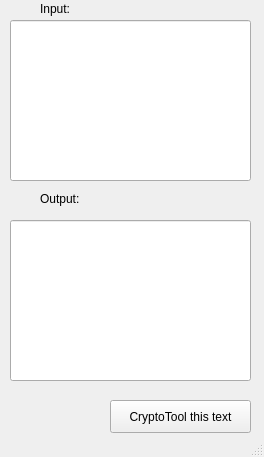
This is cryptotool.ui in haboh/CyberSecurityTool as Qt 5 draws it before an edit. The edited form follows.
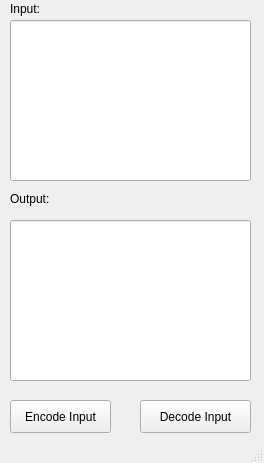
This is the edited form.

Commit message: QTDesigner Main window UI of CryptoTool

```diff
--- a/cryptotool.ui
+++ b/cryptotool.ui
@@ -7,7 +7,7 @@
     <x>0</x>
     <y>0</y>
     <width>264</width>
-    <height>457</height>
+    <height>463</height>
    </rect>
   </property>
   <property name="windowTitle">
@@ -27,14 +27,14 @@
    <widget class="QPushButton" name="pushButton">
     <property name="geometry">
      <rect>
-      <x>110</x>
+      <x>140</x>
       <y>400</y>
-      <width>141</width>
+      <width>111</width>
       <height>33</height>
      </rect>
     </property>
     <property name="text">
-     <string>CryptoTool this text</string>
+     <string>Decode Input</string>
     </property>
    </widget>
    <widget class="QLineEdit" name="Output">
@@ -50,7 +50,7 @@
    <widget class="QLabel" name="label">
     <property name="geometry">
      <rect>
-      <x>40</x>
+      <x>10</x>
       <y>0</y>
       <width>181</width>
       <height>17</height>
@@ -63,7 +63,7 @@
    <widget class="QLabel" name="label_2">
     <property name="geometry">
      <rect>
-      <x>40</x>
+      <x>10</x>
       <y>190</y>
       <width>181</width>
       <height>17</height>
@@ -73,6 +73,19 @@
      <string>Output:</string>
     </property>
    </widget>
+   <widget class="QPushButton" name="encodeButton">
+    <property name="geometry">
+     <rect>
+      <x>10</x>
+      <y>400</y>
+      <width>101</width>
+      <height>33</height>
+     </rect>
+    </property>
+    <property name="text">
+     <string>Encode Input</string>
+    </property>
+   </widget>
   </widget>
   <widget class="QStatusBar" name="statusbar"/>
  </widget>
```
Left out of the diff: 2 changed lines with no effect on the pictures.
